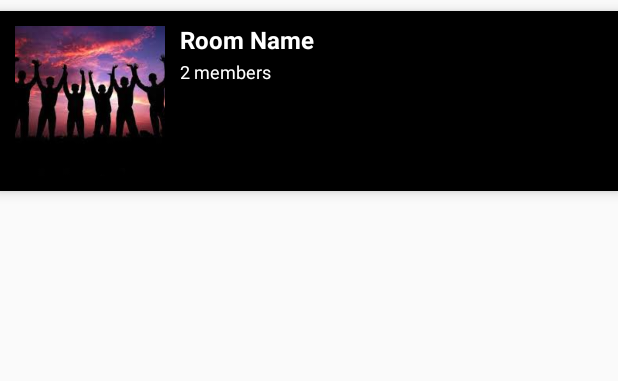
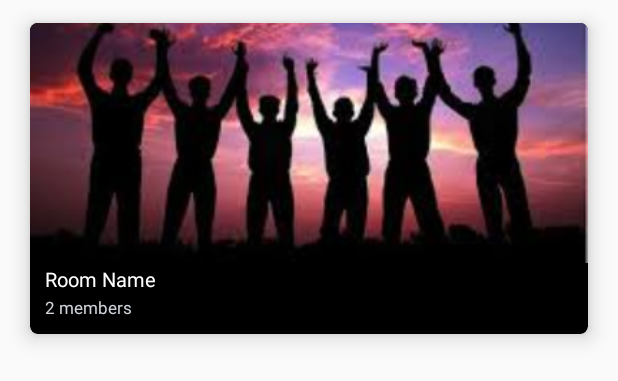
Before and after one commit to yashgupta417/rtc-client, an Android app: the layout room_item.xml on its own in the app's theme, with its tools: preview values and no code run, on a phone screen of 412 x 824 dp. Shown: the top 381 px of the screen. Run offline under Robolectric (Android 15) with nearby library versions, the phone set to English and light mode, and no system bars.

```diff
--- a/app/src/main/java/com/example/rtc_client/views/homeView/HomeActivity.java
+++ b/app/src/main/java/com/example/rtc_client/views/homeView/HomeActivity.java
@@ -3,6 +3,7 @@ package com.example.rtc_client.views.homeView;
 import androidx.appcompat.app.AppCompatActivity;
 import androidx.lifecycle.Observer;
 import androidx.lifecycle.ViewModelProviders;
+import androidx.recyclerview.widget.GridLayoutManager;
 import androidx.recyclerview.widget.LinearLayoutManager;
 import androidx.recyclerview.widget.LinearSnapHelper;
 import androidx.recyclerview.widget.RecyclerView;
@@ -77,7 +78,8 @@ public class HomeActivity extends AppCompatActivity {
         RecyclerView roomsRecyclerView=findViewById(R.id.rooms_recycler_view);
 
         //adding layout manager
-        roomsRecyclerView.setLayoutManager(new LinearLayoutManager(getApplicationContext(),LinearLayoutManager.VERTICAL,false));
+        int NO_OF_COLUMNS=2;
+        roomsRecyclerView.setLayoutManager(new GridLayoutManager(this,NO_OF_COLUMNS));
         roomsRecyclerView.setHasFixedSize(true);
 
 
--- a/app/src/main/res/drawable/home_button_create_room.xml
+++ b/app/src/main/res/drawable/home_button_create_room.xml
@@ -2,7 +2,7 @@
 <shape xmlns:android="http://schemas.android.com/apk/res/android"
     android:shape="rectangle">
     <corners android:radius="5dp"/>
-    <solid android:color="@color/black"/>
+    <solid android:color="#03045e"/>
     <padding android:bottom="2dp" android:top="2dp"
         android:right="2dp" android:left="2dp"/>
 
--- a/app/src/main/res/layout/activity_home.xml
+++ b/app/src/main/res/layout/activity_home.xml
@@ -4,7 +4,7 @@
     xmlns:tools="http://schemas.android.com/tools"
     android:layout_width="match_parent"
     android:layout_height="match_parent"
-    android:background="@color/black"
+    android:background="@color/shade8"
     tools:context=".views.homeView.HomeActivity">
 
     <androidx.appcompat.widget.Toolbar
@@ -92,9 +92,8 @@
         android:id="@+id/rooms_recycler_view"
         android:layout_width="match_parent"
         android:layout_height="0dp"
-        tools:listitem="@layout/room_item"
         android:layout_marginTop="10dp"
-        android:layout_marginHorizontal="10dp"
+        android:layout_marginHorizontal="0dp"
         app:layout_constraintBottom_toBottomOf="parent"
         app:layout_constraintLeft_toLeftOf="parent"
         app:layout_constraintRight_toRightOf="parent"
--- a/app/src/main/res/layout/room_item.xml
+++ b/app/src/main/res/layout/room_item.xml
@@ -1,42 +1,51 @@
 <?xml version="1.0" encoding="utf-8"?>
-<RelativeLayout xmlns:android="http://schemas.android.com/apk/res/android"
+<androidx.cardview.widget.CardView xmlns:android="http://schemas.android.com/apk/res/android"
     android:layout_width="match_parent"
     android:layout_height="wrap_content"
+    android:layout_centerHorizontal="true"
     xmlns:app="http://schemas.android.com/apk/res-auto"
     xmlns:tools="http://schemas.android.com/tools"
     android:id="@+id/parent"
     android:elevation="5dp"
-    android:layout_marginVertical="7dp"
-    tools:background="@color/black">
-
+    app:cardCornerRadius="5dp"
+    app:cardBackgroundColor="@color/black"
+    android:layout_marginVertical="15dp"
+    android:layout_marginHorizontal="20dp"
+    app:cardElevation="8dp">
+        <RelativeLayout
+            android:layout_width="match_parent"
+            android:layout_height="wrap_content">
                 <ImageView
                     android:id="@+id/room_image"
-            android:layout_width="100dp"
-            android:layout_height="100dp"
+                    android:layout_width="match_parent"
+                    android:layout_height="160dp"
                     android:src="@drawable/room_image_placeholder"
                     android:scaleType="centerCrop"
                     android:layout_alignParentTop="true"
-            android:layout_marginVertical="10dp"
-            android:layout_marginHorizontal="10dp"/>
+                    android:layout_centerHorizontal="true"
+                    android:elevation="5dp"/>
                 <TextView
                     android:layout_width="wrap_content"
                     android:layout_height="wrap_content"
                     android:id="@+id/room_name"
                     android:text="Room Name"
                     android:textColor="@color/white"
-            android:textSize="16sp"
-            android:textStyle="bold"
-            android:layout_toRightOf="@+id/room_image"
-            android:layout_alignParentTop="true"
-            android:layout_marginTop="8dp"/>
+                    android:textSize="13sp"
+                    android:layout_below="@+id/room_image"
+                    android:layout_marginTop="1dp"
+                    android:layout_alignParentLeft="true"
+                    android:layout_marginLeft="10dp"/>
                 <TextView
                     android:layout_width="wrap_content"
                     android:layout_height="wrap_content"
                     android:id="@+id/member_count"
                     android:text="2 members"
-            android:textColor="@color/white"
+                    android:textColor="@color/shade4"
                     android:layout_below="@id/room_name"
                     android:layout_marginTop="2dp"
-            android:layout_toRightOf="@id/room_image"
-            android:textSize="12sp" />
+                    android:layout_alignParentLeft="true"
+                    android:layout_marginLeft="10dp"
+                    android:textSize="11sp"
+                    android:layout_marginBottom="10dp"/>
         </RelativeLayout>
+</androidx.cardview.widget.CardView>
```
Also changed, not shown: app/src/main/java/com/example/rtc_client/utils/Utils.java (+9 -3 lines), app/src/main/java/com/example/rtc_client/views/homeView/RoomsAdapter.java (+11 -7 lines). Lines whose indentation alone changed are shown as unchanged.
